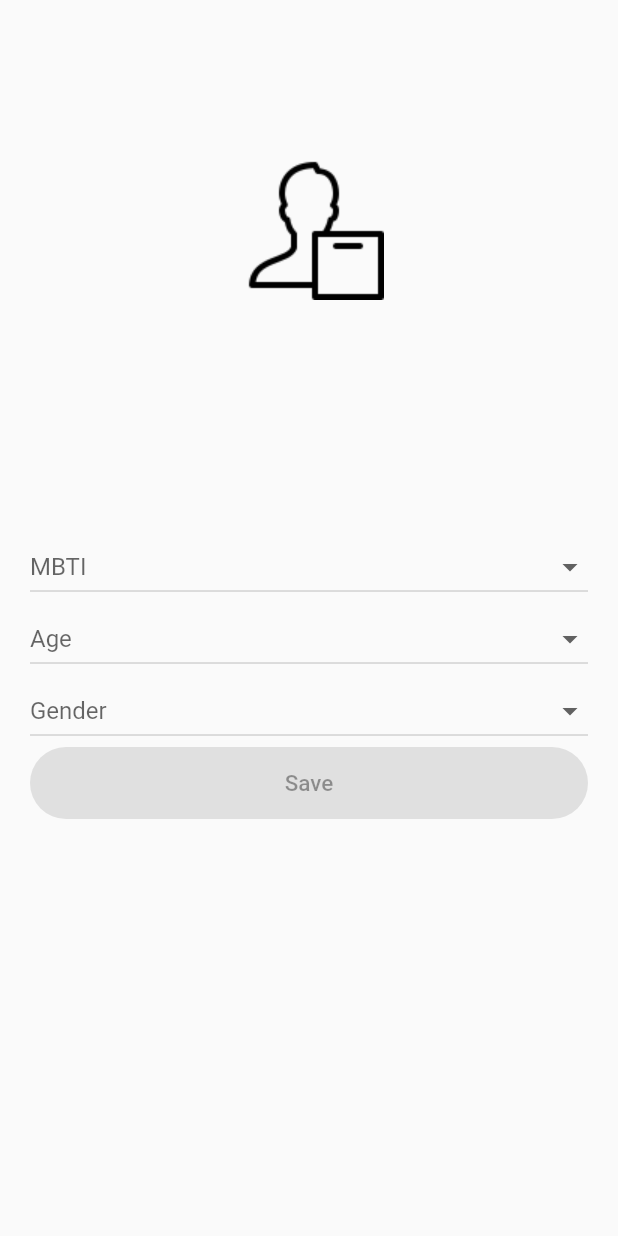
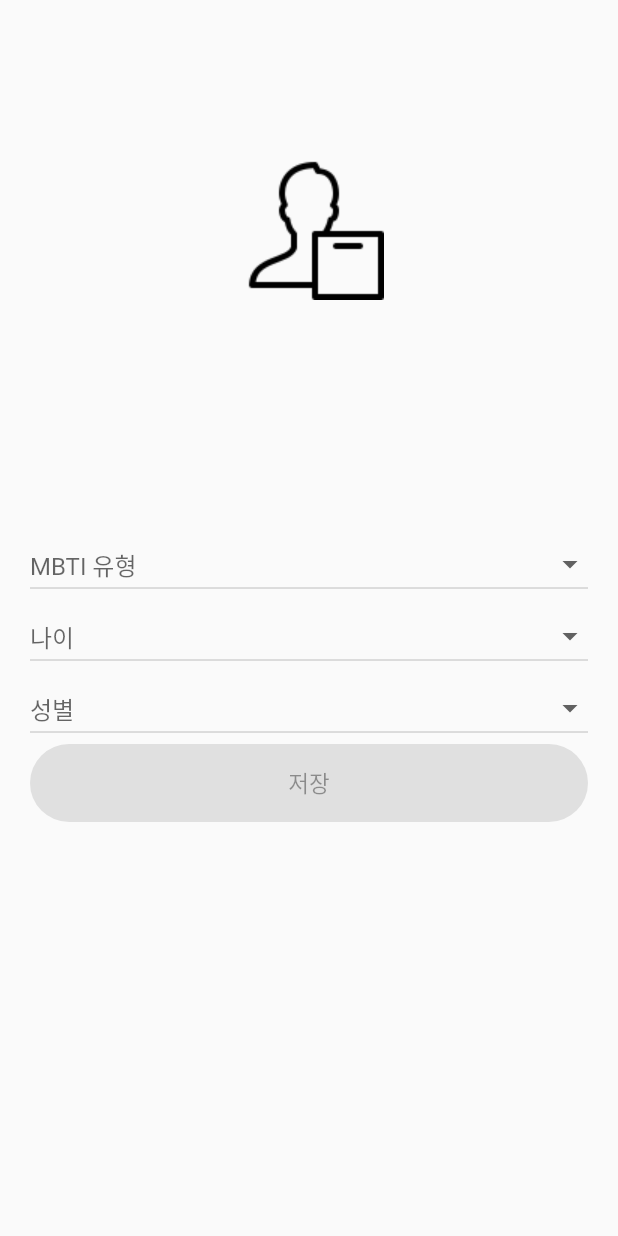
Before and after one commit to powerwlsl/mbti, a Flutter app: the screen it shows after launch, on a phone screen of 412 x 824 dp. Run offline on Flutter 3.47's test engine with Material 2 defaults, Android fonts, the phone set to English and light mode, and no system bars; our stand-ins replace fancy_bottom_navigation, shared_preferences.

Commit message:
change some stuff to korean

```diff
--- a/lib/main.dart
+++ b/lib/main.dart
@@ -91,19 +91,19 @@ class _MyHomePageState extends State<MyHomePage> {
         tabs: [
           TabData(
             iconData: Icons.home,
-            title: "My MBTI",
+            title: "나의 MBTI",
           ),
           TabData(
             iconData: Icons.apps,
-            title: "MBTI List",
+            title: "MBTI 유형",
           ),
           TabData(
             iconData: Icons.pie_chart,
-            title: "Matching",
+            title: "MBTI 궁합",
           ),
           TabData(
             iconData: Icons.settings,
-            title: "Settings",
+            title: "설정",
           ),
         ],
         initialSelection: 0,
@@ -133,13 +133,13 @@ class _MyHomePageState extends State<MyHomePage> {
   _getTitle(int page) {
     switch (page) {
       case 0:
-        return "My MBTI";
+        return "나의 MBTI";
       case 1:
-        return "MBTI List";
+        return "MBTI 성격유형";
       case 2:
-        return "MBTI Match";
+        return "MBTI 궁합";
       default:
-        return "Settings";
+        return "설정";
     }
   }
 }
--- a/lib/screens/landing_screen.dart
+++ b/lib/screens/landing_screen.dart
@@ -15,6 +15,7 @@ class _LandingScreenState extends State<LandingScreen> {
     return Scaffold(
       body: Column(
         children: <Widget>[
+//          TODO 이미지 추가
           Container(
             width: double.infinity,
             height: 300,
--- a/lib/screens/mbti_matching_screen.dart
+++ b/lib/screens/mbti_matching_screen.dart
@@ -85,7 +85,7 @@ class _MbtiMatchingScreenState extends State<MbtiMatchingScreen> {
                   CustomDropdownButton(
                     hasIcon: true,
                     dropdownItemList: mbtiTypesList,
-                    hintString: "Select MBTI",
+                    hintString: "첫 번째 MBTI 유형을 선택해주세요",
                     value: widget.prefs.getString('mbti_1'),
                     onChangedCallback: (value) {
                       widget.prefs.setString('mbti_1', value);
@@ -94,6 +94,7 @@ class _MbtiMatchingScreenState extends State<MbtiMatchingScreen> {
                       });
                     },
                   ),
+                  if (mbti_1 != null)
                     GestureDetector(
                       onTap: () {
                         Navigator.push(
@@ -117,7 +118,7 @@ class _MbtiMatchingScreenState extends State<MbtiMatchingScreen> {
                   CustomDropdownButton(
                     hasIcon: true,
                     dropdownItemList: mbtiTypesList,
-                    hintString: "Select MBTI",
+                    hintString: "두 번째 MBTI 유형을 선택해주세요",
                     value: widget.prefs.getString('mbti_2'),
                     onChangedCallback: (value) {
                       widget.prefs.setString('mbti_2', value);
@@ -126,6 +127,7 @@ class _MbtiMatchingScreenState extends State<MbtiMatchingScreen> {
                       });
                     },
                   ),
+                  if (mbti_2 != null)
                     GestureDetector(
                       onTap: () {
                         Navigator.push(
@@ -148,7 +150,7 @@ class _MbtiMatchingScreenState extends State<MbtiMatchingScreen> {
                   ),
                   CustomPrimaryFlatButton(
                     (mbti_1 != null && mbti_2 != null) ? setResult : null,
-                    "See Result",
+                    "궁합보기",
                   ),
                 ],
               ),
--- a/lib/screens/user_info_screen.dart
+++ b/lib/screens/user_info_screen.dart
@@ -25,7 +25,7 @@ class _UserInfoScreenState extends State<UserInfoScreen> {
   String gender;
   Map mbtis = Mbtis.Types;
 
-  List<String> genderList = ["MALE", "FEMALE"];
+  List<String> genderList = ["남성", "여성"];
   List<String> ageRangeList = [
     for (var i = 1930; i < 2020; i += 1) i.toString()
   ];
@@ -89,7 +89,7 @@ class _UserInfoScreenState extends State<UserInfoScreen> {
                       CustomDropdownButton(
                         hasIcon: true,
                         dropdownItemList: mbtis.keys.toList(),
-                        hintString: "MBTI",
+                        hintString: "MBTI 유형",
                         value: mbtiType,
                         onChangedCallback: (value) {
                           setState(() {
@@ -99,7 +99,7 @@ class _UserInfoScreenState extends State<UserInfoScreen> {
                       ),
                       CustomDropdownButton(
                         dropdownItemList: ageRangeList,
-                        hintString: "Age",
+                        hintString: "나이",
                         value: age,
                         onChangedCallback: (value) {
                           setState(() {
@@ -109,7 +109,7 @@ class _UserInfoScreenState extends State<UserInfoScreen> {
                       ),
                       CustomDropdownButton(
                         dropdownItemList: genderList,
-                        hintString: "Gender",
+                        hintString: "성별",
                         value: gender,
                         onChangedCallback: (value) {
                           setState(() {
@@ -121,7 +121,7 @@ class _UserInfoScreenState extends State<UserInfoScreen> {
                           (mbtiType != null && age != null && gender != null)
                               ? onPressed
                               : null,
-                          "Save")
+                          "저장")
                     ],
                   )),
             ),
--- a/lib/widgets/app_drawer.dart
+++ b/lib/widgets/app_drawer.dart
@@ -9,7 +9,7 @@ class AppDrawer extends StatelessWidget {
           children: <Widget>[
             ListTile(
               leading: Icon(Icons.account_circle),
-              title: Text('My MBTI'),
+              title: Text('나의 MBTI'),
               onTap: () {
                 Navigator.of(context).pushReplacementNamed('/main');
               },
@@ -17,7 +17,7 @@ class AppDrawer extends StatelessWidget {
             Divider(),
             ListTile(
               leading: Icon(Icons.apps),
-              title: Text('MBTI List'),
+              title: Text('MBTI 유형'),
               onTap: () {
                 Navigator.of(context).pushReplacementNamed('/mbtis');
               },
@@ -25,7 +25,7 @@ class AppDrawer extends StatelessWidget {
             Divider(),
             ListTile(
               leading: Icon(Icons.group),
-              title: Text('MBTI Match Rate'),
+              title: Text('MBTI 궁합'),
               onTap: () {
                 Navigator.of(context).pushReplacementNamed('/mbti_matching');
               },
```
Lines whose indentation alone changed are shown as unchanged.
